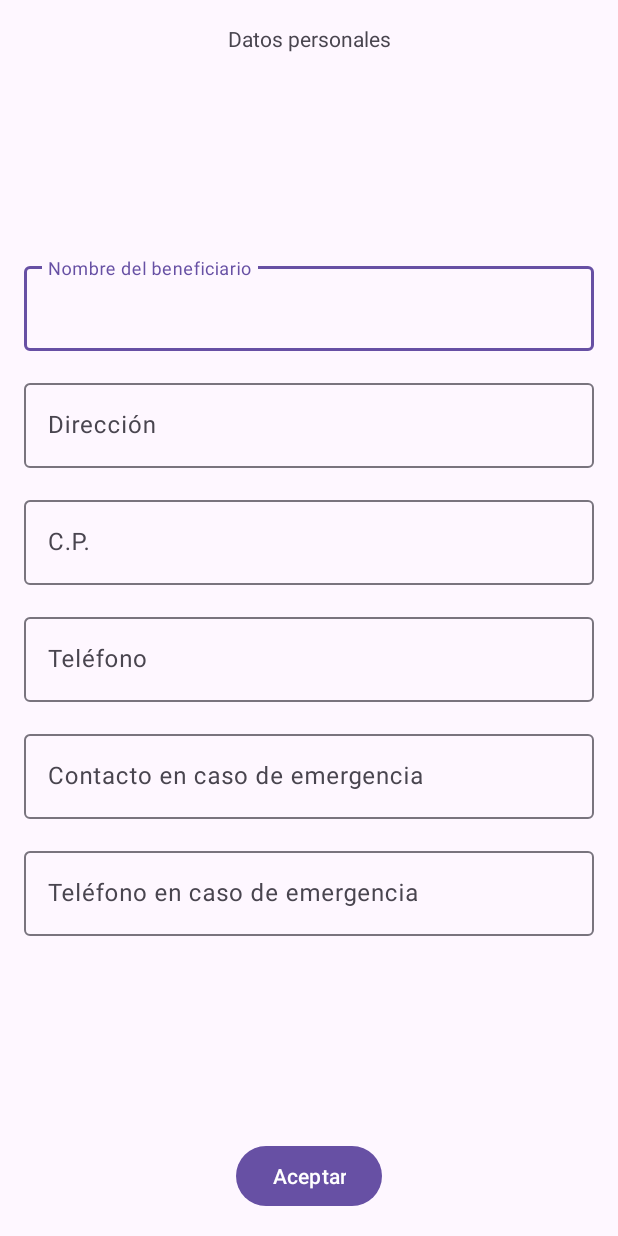
After one commit to AbimaelLemus/PolizasLiver, an Android app: the layout activity_data_personal.xml on its own in the app's theme, with its tools: preview values and no code run, on a phone screen of 412 x 824 dp. The commit adds this screen. Run offline under Robolectric (Android 15) with nearby library versions, the phone set to English and light mode, and no system bars.

Commit message:
0.0.4 - Abimael - dialogs, alerts and personal data screen

```diff
--- a/app/src/main/java/com/example/polizasliver/presentation/splash/SplashInterface.kt
+++ /dev/null
@@ -1,5 +0,0 @@
-package com.example.polizasliver.presentation.splash
-
-interface SplashInterface {
-    fun goHome()
-}
--- a/app/src/main/java/com/example/polizasliver/presentation/insurance/Insurance.kt
+++ b/app/src/main/java/com/example/polizasliver/ui/insurance/Insurance.kt
@@ -1,4 +1,4 @@
-package com.example.polizasliver.presentation.insurance
+package com.example.polizasliver.ui.insurance
 
 import android.os.Bundle
 import androidx.appcompat.app.AppCompatActivity
--- /dev/null
+++ b/app/src/main/java/com/example/polizasliver/ui/splash/SplashInterface.kt
@@ -0,0 +1,5 @@
+package com.example.polizasliver.ui.splash
+
+interface SplashInterface {
+    fun goHome()
+}
--- a/app/src/main/java/com/example/polizasliver/presentation/splash/SplashScreen.kt
+++ b/app/src/main/java/com/example/polizasliver/ui/splash/SplashScreen.kt
@@ -1,4 +1,4 @@
-package com.example.polizasliver.presentation.splash
+package com.example.polizasliver.ui.splash
 
 import android.content.Intent
 import android.os.Bundle
@@ -6,7 +6,7 @@ import androidx.activity.enableEdgeToEdge
 import androidx.activity.viewModels
 import androidx.appcompat.app.AppCompatActivity
 import com.example.polizasliver.databinding.ActivitySplashScreenBinding
-import com.example.polizasliver.presentation.home.HomeInsurance
+import com.example.polizasliver.ui.home.HomeInsurance
 
 class SplashScreen : AppCompatActivity(), SplashInterface {
     private lateinit var binding: ActivitySplashScreenBinding
--- a/app/src/main/java/com/example/polizasliver/presentation/splash/SplashScreenViewModel.kt
+++ b/app/src/main/java/com/example/polizasliver/ui/splash/SplashScreenViewModel.kt
@@ -1,8 +1,7 @@
-package com.example.polizasliver.presentation.splash
+package com.example.polizasliver.ui.splash
 
 import androidx.lifecycle.MutableLiveData
 import androidx.lifecycle.ViewModel
-import androidx.lifecycle.viewModelScope
 import kotlinx.coroutines.CoroutineScope
 import kotlinx.coroutines.Dispatchers
 import kotlinx.coroutines.delay
--- /dev/null
+++ b/app/src/main/res/layout/activity_data_personal.xml
@@ -0,0 +1,120 @@
+<?xml version="1.0" encoding="utf-8"?>
+<androidx.constraintlayout.widget.ConstraintLayout xmlns:android="http://schemas.android.com/apk/res/android"
+    xmlns:app="http://schemas.android.com/apk/res-auto"
+    xmlns:tools="http://schemas.android.com/tools"
+    android:id="@+id/main"
+    android:layout_width="match_parent"
+    android:layout_height="match_parent"
+    tools:context=".ui.data_personal.DataPersonalActivity">
+
+    <TextView
+        android:id="@+id/tvDataPersonal"
+        android:layout_width="match_parent"
+        android:layout_height="wrap_content"
+        android:layout_marginTop="16dp"
+        android:gravity="center"
+        android:text="@string/data_personal"
+        app:layout_constraintEnd_toEndOf="parent"
+        app:layout_constraintStart_toStartOf="parent"
+        app:layout_constraintTop_toTopOf="parent" />
+
+    <ScrollView
+        android:layout_width="match_parent"
+        android:layout_height="wrap_content"
+        android:padding="8dp"
+        app:layout_constraintBottom_toTopOf="@+id/btnDataPersonal"
+        app:layout_constraintEnd_toEndOf="parent"
+        app:layout_constraintStart_toStartOf="parent"
+        app:layout_constraintTop_toBottomOf="@+id/tvDataPersonal">
+
+        <LinearLayout
+            android:layout_width="match_parent"
+            android:layout_height="wrap_content"
+            android:layout_margin="8dp"
+            android:orientation="vertical">
+
+            <com.google.android.material.textfield.TextInputLayout
+                android:layout_width="match_parent"
+                android:layout_height="wrap_content"
+                android:layout_marginTop="8dp"
+                android:layout_marginBottom="8dp">
+
+                <com.google.android.material.textfield.TextInputEditText
+                    android:layout_width="match_parent"
+                    android:layout_height="wrap_content"
+                    android:hint="@string/beneficiary_name" />
+            </com.google.android.material.textfield.TextInputLayout>
+
+            <com.google.android.material.textfield.TextInputLayout
+                android:layout_width="match_parent"
+                android:layout_height="wrap_content"
+                android:layout_marginTop="8dp"
+                android:layout_marginBottom="8dp">
+
+                <com.google.android.material.textfield.TextInputEditText
+                    android:layout_width="match_parent"
+                    android:layout_height="wrap_content"
+                    android:hint="@string/direction" />
+            </com.google.android.material.textfield.TextInputLayout>
+
+            <com.google.android.material.textfield.TextInputLayout
+                android:layout_width="match_parent"
+                android:layout_height="wrap_content"
+                android:layout_marginTop="8dp"
+                android:layout_marginBottom="8dp">
+
+                <com.google.android.material.textfield.TextInputEditText
+                    android:layout_width="match_parent"
+                    android:layout_height="wrap_content"
+                    android:hint="@string/cp" />
+            </com.google.android.material.textfield.TextInputLayout>
+
+            <com.google.android.material.textfield.TextInputLayout
+                android:layout_width="match_parent"
+                android:layout_height="wrap_content"
+                android:layout_marginTop="8dp"
+                android:layout_marginBottom="8dp">
+
+                <com.google.android.material.textfield.TextInputEditText
+                    android:layout_width="match_parent"
+                    android:layout_height="wrap_content"
+                    android:hint="@string/phone" />
+            </com.google.android.material.textfield.TextInputLayout>
+
+            <com.google.android.material.textfield.TextInputLayout
+                android:layout_width="match_parent"
+                android:layout_height="wrap_content"
+                android:layout_marginTop="8dp"
+                android:layout_marginBottom="8dp">
+
+                <com.google.android.material.textfield.TextInputEditText
+                    android:layout_width="match_parent"
+                    android:layout_height="wrap_content"
+                    android:hint="@string/emergency_contacto" />
+            </com.google.android.material.textfield.TextInputLayout>
+
+            <com.google.android.material.textfield.TextInputLayout
+                android:layout_width="match_parent"
+                android:layout_height="wrap_content"
+                android:layout_marginTop="8dp"
+                android:layout_marginBottom="8dp">
+
+                <com.google.android.material.textfield.TextInputEditText
+                    android:layout_width="match_parent"
+                    android:layout_height="wrap_content"
+                    android:hint="@string/emergency_phone" />
+            </com.google.android.material.textfield.TextInputLayout>
+        </LinearLayout>
+    </ScrollView>
+
+    <Button
+        android:id="@+id/btnDataPersonal"
+        android:layout_width="wrap_content"
+        android:layout_height="wrap_content"
+        android:layout_margin="16dp"
+        android:text="@string/accept"
+        app:layout_constraintBottom_toBottomOf="parent"
+        app:layout_constraintEnd_toEndOf="parent"
+        app:layout_constraintStart_toStartOf="parent" />
+
+</androidx.constraintlayout.widget.ConstraintLayout>
--- a/app/src/main/res/layout/activity_detail.xml
+++ b/app/src/main/res/layout/activity_detail.xml
@@ -5,7 +5,7 @@
     android:id="@+id/main"
     android:layout_width="match_parent"
     android:layout_height="match_parent"
-    tools:context=".presentation.detail.Detail">
+    tools:context=".ui.detail.Detail">
 
     <androidx.constraintlayout.widget.ConstraintLayout
         android:layout_width="match_parent"
--- a/app/src/main/res/layout/activity_home_insurance.xml
+++ b/app/src/main/res/layout/activity_home_insurance.xml
@@ -5,7 +5,7 @@
     android:id="@+id/main"
     android:layout_width="match_parent"
     android:layout_height="match_parent"
-    tools:context=".presentation.home.HomeInsurance">
+    tools:context=".ui.home.HomeInsurance">
 
     <include
         android:id="@+id/iHome"
--- a/app/src/main/res/layout/activity_insurance.xml
+++ b/app/src/main/res/layout/activity_insurance.xml
@@ -6,7 +6,7 @@
     android:layout_width="match_parent"
     android:layout_height="match_parent"
     android:layout_margin="16dp"
-    tools:context=".presentation.insurance.Insurance">
+    tools:context=".ui.insurance.Insurance">
 
     <TextView
         android:id="@+id/tvInsuranceTittle"
--- a/app/src/main/res/layout/activity_splash_screen.xml
+++ b/app/src/main/res/layout/activity_splash_screen.xml
@@ -5,7 +5,7 @@
     android:id="@+id/main"
     android:layout_width="match_parent"
     android:layout_height="match_parent"
-    tools:context=".presentation.splash.SplashScreen">
+    tools:context=".ui.splash.SplashScreen">
 
     <LinearLayout
         android:layout_width="wrap_content"
--- a/app/src/main/res/layout/activity_type_insurance.xml
+++ b/app/src/main/res/layout/activity_type_insurance.xml
@@ -5,7 +5,7 @@
     android:id="@+id/main"
     android:layout_width="match_parent"
     android:layout_height="match_parent"
-    tools:context=".presentation.type_insurance.TypeInsurance">
+    tools:context=".ui.type_insurance.TypeInsurance">
 
     <LinearLayout
         android:id="@+id/llTypeInsurance"
--- a/app/src/main/res/values/strings.xml
+++ b/app/src/main/res/values/strings.xml
@@ -10,4 +10,19 @@
     <string name="description">Descripción :</string>
     <string name="insurance_xxx">Poliza XXX</string>
     <string name="lorem_ipsum">Lorem ipsum dolor sit amet, consectetur adipiscing elit. Nunc maximus, nulla ut commodo sagittis, sapien dui mattis dui, non pulvinar lorem felis nec erat</string>
+    <string name="now_protect">Ahora estas protegido</string>
+    <string name="back_to_insurance">Regresar a mis pólizas</string>
+    <string name="cancel_process">Cancelar proceso</string>
+
+    <string name="accept">Aceptar</string>
+    <string name="cancel">Cancelar</string>
+    <string name="close">Cerrar</string>
+
+    <string name="data_personal">Datos personales</string>
+    <string name="beneficiary_name">Nombre del beneficiario</string>
+    <string name="direction">Dirección</string>
+    <string name="cp">C.P.</string>
+    <string name="phone">Teléfono</string>
+    <string name="emergency_contacto">Contacto en caso de emergencia</string>
+    <string name="emergency_phone">Teléfono en caso de emergencia</string>
 </resources>
```
Also changed, not shown: app/src/main/AndroidManifest.xml (+11 -9 lines), app/src/main/java/com/example/polizasliver/ui/data_personal/DataPersonalActivity.kt (renamed from app/src/main/java/com/example/polizasliver/presentation/home/HomeInsurance.kt, +8 -14 lines), app/src/main/java/com/example/polizasliver/ui/detail/Detail.kt (renamed from app/src/main/java/com/example/polizasliver/presentation/type_insurance/TypeInsurance.kt, +5 -16 lines), app/src/main/java/com/example/polizasliver/ui/dialogs_alerts/DialogsAlerts.kt (added, +61 -0 lines), app/src/main/java/com/example/polizasliver/ui/home/HomeInsurance.kt (added, +36 -0 lines), app/src/main/java/com/example/polizasliver/ui/type_insurance/TypeInsurance.kt (renamed from app/src/main/java/com/example/polizasliver/presentation/detail/Detail.kt, +16 -5 lines), app/src/main/res/layout/dialog_success.xml (added, +90 -0 lines), app/src/main/res/drawable/congratulations.jpg (added).
